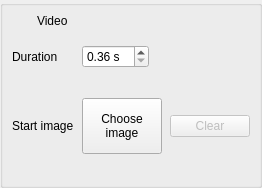
This is src/dtflow/ui/forms/video_panel.ui in djebaz/dtflow as Qt 5 draws it before an edit. The edited form follows.
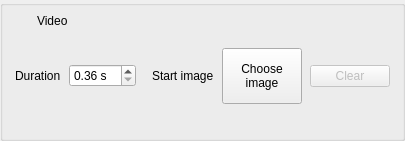
This is the edited form.

Commit message:
Compact video controls into one padded row
Keep Duration and its flexible readout left, and the source thumbnail and neutral Clear right. Set explicit 12 px internal margins and collapse absent warnings instead of reserving vertical space. Sync the design contract and desktop documentation. Refs #540.

The edit to the form file:
```diff
--- a/src/dtflow/ui/forms/video_panel.ui
+++ b/src/dtflow/ui/forms/video_panel.ui
@@ -91,7 +91,19 @@
      <property name="role" stdset="0">
       <string>sectionContents</string>
      </property>
-     <layout class="QGridLayout" name="videoGrid" columnstretch="0,1">
+     <layout class="QGridLayout" name="videoGrid" columnstretch="0,0,1,0,0,0">
+      <property name="leftMargin">
+       <number>12</number>
+      </property>
+      <property name="topMargin">
+       <number>12</number>
+      </property>
+      <property name="rightMargin">
+       <number>12</number>
+      </property>
+      <property name="bottomMargin">
+       <number>12</number>
+      </property>
       <property name="horizontalSpacing">
        <number>8</number>
       </property>
@@ -112,11 +124,6 @@
        </widget>
       </item>
       <item row="0" column="1">
-       <layout class="QHBoxLayout" name="videoDurationRow">
-        <property name="spacing">
-         <number>8</number>
-        </property>
-        <item>
          <widget class="QDoubleSpinBox" name="videoDurationSpinBox">
           <property name="accessibleName">
            <string>Clip duration in seconds</string>
@@ -147,22 +154,7 @@
           </property>
          </widget>
         </item>
-        <item>
-         <spacer name="videoDurationFill">
-          <property name="orientation">
-           <enum>Qt::Horizontal</enum>
-          </property>
-          <property name="sizeHint" stdset="0">
-           <size>
-            <width>0</width>
-            <height>0</height>
-           </size>
-          </property>
-         </spacer>
-        </item>
-       </layout>
-      </item>
-      <item row="1" column="1">
+      <item row="0" column="2">
        <widget class="QLabel" name="videoDurationLabel">
         <property name="accessibleName">
          <string>Effective clip length</string>
@@ -187,7 +179,7 @@
         </property>
        </widget>
       </item>
-      <item row="2" column="0">
+      <item row="0" column="3">
        <widget class="QLabel" name="videoStartTitle">
         <property name="text">
          <string>Start image</string>
@@ -200,12 +192,7 @@
         </property>
        </widget>
       </item>
-      <item row="2" column="1">
-       <layout class="QHBoxLayout" name="videoStartRow">
-        <property name="spacing">
-         <number>8</number>
-        </property>
-        <item>
+      <item row="0" column="4">
          <widget class="QPushButton" name="videoChooseStartButton">
           <property name="text">
            <string>Choose
@@ -234,7 +221,7 @@
           </property>
          </widget>
         </item>
-        <item>
+      <item row="0" column="5">
          <widget class="QPushButton" name="videoClearStartButton">
           <property name="text">
            <string>Clear</string>
@@ -250,22 +237,7 @@
           </property>
          </widget>
         </item>
-        <item>
-         <spacer name="videoStartFill">
-          <property name="orientation">
-           <enum>Qt::Horizontal</enum>
-          </property>
-          <property name="sizeHint" stdset="0">
-           <size>
-            <width>0</width>
-            <height>0</height>
-           </size>
-          </property>
-         </spacer>
-        </item>
-       </layout>
-      </item>
-      <item row="3" column="0" colspan="2">
+      <item row="1" column="0" colspan="6">
        <widget class="QLabel" name="videoProblemLabel">
         <property name="text">
          <string />
```
Lines whose indentation alone changed are shown as unchanged. The commit also changes 6 other files.
